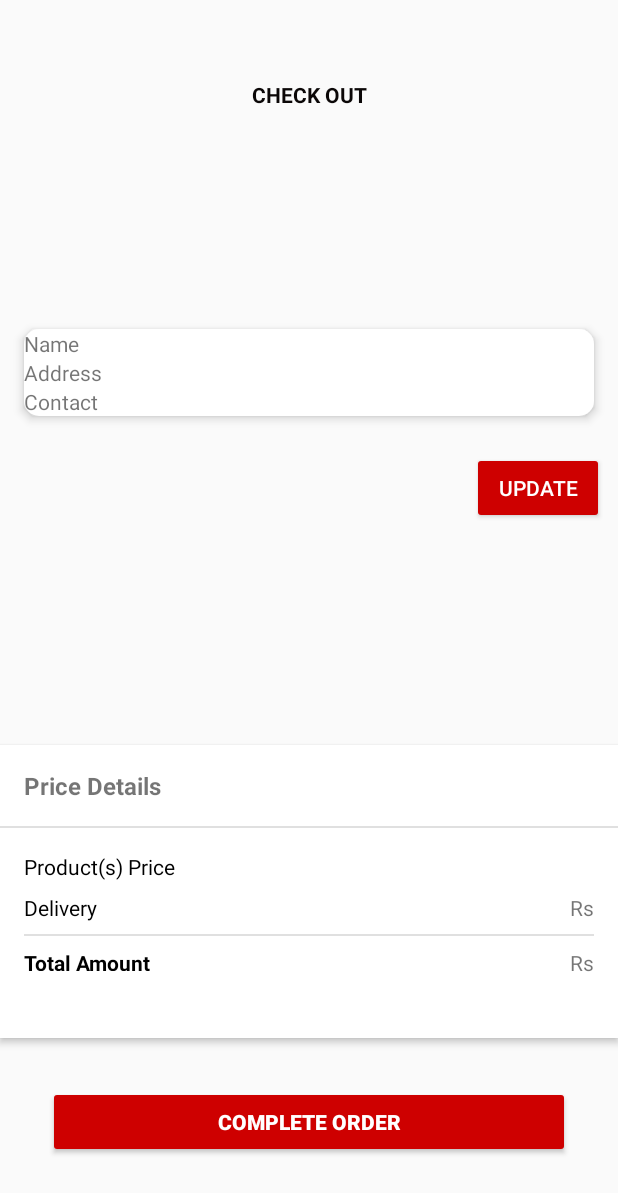
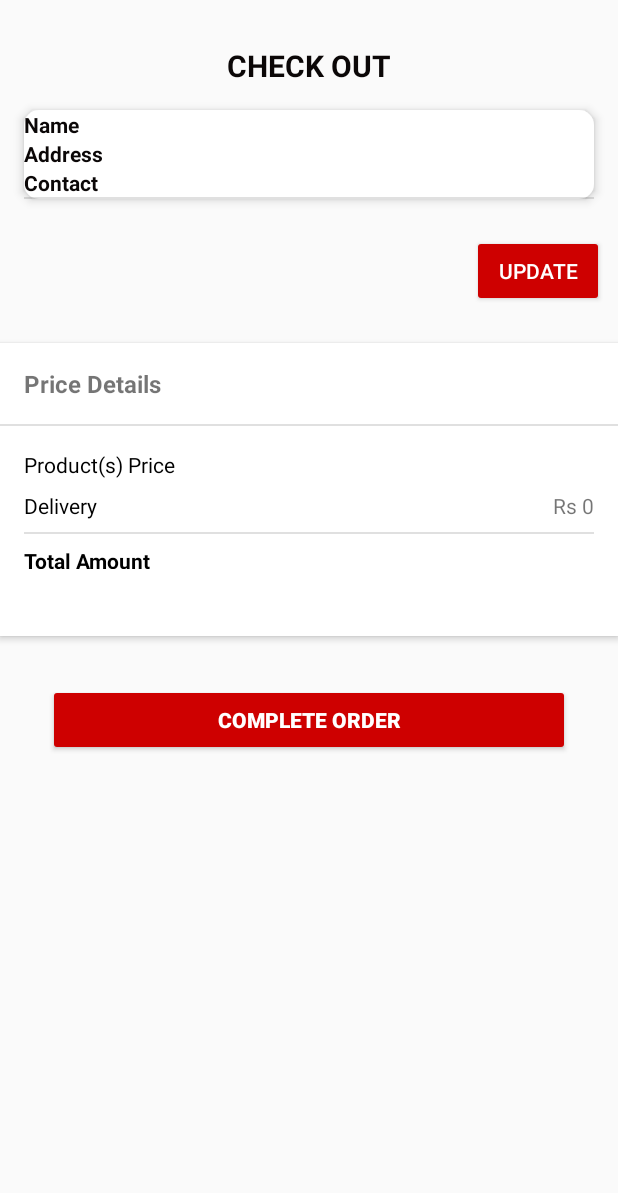
Before and after one commit to arsalyou/PRISM-WOOD, an Android app: the addressDetails screen opened directly, with no data from a screen before it, on a phone screen of 412 x 824 dp. Shown: the top 1193 px of the screen. Run offline under Robolectric (Android 15) with nearby library versions, the phone set to English and light mode, and no system bars; libraries missing offline, so code that uses them is left out: com.loopj.android, com.shopify.graphql, cz.msebera.android.

Commit message:
Bug fix
Major Bug fix of recyclerview + Other Changes

```diff
--- a/app/src/main/java/com/example/prismwood/addressDetails.java
+++ b/app/src/main/java/com/example/prismwood/addressDetails.java
@@ -38,6 +38,7 @@ public class addressDetails extends AppCompatActivity {
     Context context;
     String orderID;
     String cart_amt;
+    TextView final_total;
     List<String> customerDetails;
     public static String customerid;
 
@@ -50,10 +51,11 @@ public class addressDetails extends AppCompatActivity {
         name = findViewById(R.id.checkout_name);
         addr = findViewById(R.id.checkout_addr);
         contact = findViewById(R.id.checkout_contact);
+        final_total= findViewById(R.id.total_final_price);
 
         product_total = findViewById(R.id.total_items_price);
         delivery_charges = findViewById(R.id.delivery_charges);
-        Overall_total = findViewById(R.id.total_price);
+        Overall_total = findViewById(R.id.total_final_price);
         updatedetails = findViewById(R.id.update_addr);
         place_order = findViewById(R.id.complete_order);
 
@@ -67,6 +69,7 @@ public class addressDetails extends AppCompatActivity {
         Intent intent = getIntent();
         cart_amt = intent.getStringExtra("total_amt");
         product_total.setText(cart_amt);
+        final_total.setText(cart_amt);
 
 
         updatedetails.setOnClickListener(new View.OnClickListener() {
@@ -143,8 +146,6 @@ public class addressDetails extends AppCompatActivity {
             e.printStackTrace();
         }
 
-
-        Toast.makeText(getApplicationContext(), jobj.toString(), Toast.LENGTH_LONG).show();
         new AsyncHttpClient().post(this, url, jsonEntity, "application/json", new JsonHttpResponseHandler() {
             @Override
             public void onSuccess(int statusCode, Header[] headers, JSONObject jData) {
--- a/app/src/main/java/com/example/prismwood/cartAdapter.java
+++ b/app/src/main/java/com/example/prismwood/cartAdapter.java
@@ -158,9 +158,9 @@ public class cartAdapter  extends RecyclerView.Adapter<cartAdapter.ViewHolder> {
                     //cartDetails.CartAdapter.notifyItemRemoved(i);
                     cartDetails.cartRecycler.getAdapter().notifyItemRemoved(i);
 
-                    //cartDetails.CartAdapter.notifyDataSetChanged();
+                    cartDetails.cartRecycler.getAdapter().notifyDataSetChanged();
                     //cartDetails.CartAdapter.notifyItemRemoved(i);
-                    //cartDetails.CartAdapter.notifyItemRangeChanged(i, cartItemModalList.size());
+                    cartDetails.cartRecycler.getAdapter().notifyItemRangeChanged(i, cartItemModalList.size());
                     int total_amount=0;
                     total_amount=find_total();
                     cartDetails.total_amt.setText("Rs "+total_amount);
--- a/app/src/main/res/layout/activity_address_details.xml
+++ b/app/src/main/res/layout/activity_address_details.xml
@@ -4,22 +4,53 @@
     xmlns:tools="http://schemas.android.com/tools"
     android:layout_width="match_parent"
     android:layout_height="match_parent"
+    android:minWidth="1dp"
     tools:context=".addressDetails">
 
+
+    <Button
+        android:id="@+id/update_addr"
+        android:layout_width="wrap_content"
+        android:layout_height="wrap_content"
+        android:layout_marginTop="24dp"
+        android:layout_marginEnd="9dp"
+        android:backgroundTint="@color/colorPrimary"
+        android:text="Update"
+
+        android:textColor="@color/colorAccent"
+        app:layout_constraintEnd_toEndOf="parent"
+        app:layout_constraintTop_toBottomOf="@+id/linearLayout2" />
+
+    <Button
+        android:id="@+id/complete_order"
+        android:layout_width="match_parent"
+        android:layout_height="wrap_content"
+        android:layout_marginStart="32dp"
+
+        android:layout_marginTop="32dp"
+        android:layout_marginEnd="32dp"
+        android:backgroundTint="@color/colorPrimary"
+        android:text="Complete Order"
+        android:textColor="@color/colorAccent"
+        android:textStyle="bold"
+        app:layout_constraintEnd_toEndOf="parent"
+        app:layout_constraintHorizontal_bias="0.498"
+        app:layout_constraintStart_toStartOf="parent"
+        app:layout_constraintTop_toBottomOf="@+id/include" />
 
     <LinearLayout
         android:id="@+id/linearLayout2"
         android:layout_width="match_parent"
         android:layout_height="wrap_content"
         android:layout_margin="16dp"
-        android:layout_marginBottom="100dp"
+        android:layout_marginTop="50dp"
         android:background="@drawable/slider_background"
         android:elevation="4dp"
+
         android:orientation="vertical"
-        app:layout_constraintBottom_toTopOf="@+id/include"
         app:layout_constraintEnd_toEndOf="parent"
         app:layout_constraintStart_toStartOf="parent"
-        app:layout_constraintTop_toTopOf="parent">
+        app:layout_constraintTop_toBottomOf="@+id/textView10">
 
         <LinearLayout
             android:layout_width="match_parent"
@@ -31,7 +62,9 @@
                 android:layout_width="wrap_content"
                 android:layout_height="wrap_content"
                 android:layout_weight="0.2"
-                android:text="Name" />
+                android:text="Name"
+                android:textColor="#0B0707"
+                android:textStyle="bold" />
 
             <TextView
                 android:id="@+id/checkout_name"
@@ -51,7 +84,9 @@
                 android:layout_width="wrap_content"
                 android:layout_height="wrap_content"
                 android:layout_weight="0.15"
-                android:text="Address" />
+                android:text="Address"
+                android:textColor="#0B0707"
+                android:textStyle="bold" />
 
             <TextView
                 android:id="@+id/checkout_addr"
@@ -71,7 +106,9 @@
                 android:layout_width="wrap_content"
                 android:layout_height="wrap_content"
                 android:layout_weight="0.15"
-                android:text="Contact" />
+                android:text="Contact"
+                android:textColor="#0B0707"
+                android:textStyle="bold" />
 
             <TextView
                 android:id="@+id/checkout_contact"
@@ -80,63 +117,40 @@
                 android:layout_weight="1"
                 android:text="" />
         </LinearLayout>
+
+        <View
+            android:id="@+id/divider"
+            android:layout_width="match_parent"
+            android:layout_height="1dp"
+            android:background="?android:attr/listDivider"
+            android:visibility="visible" />
     </LinearLayout>
 
-    <Button
-        android:id="@+id/update_addr"
+    <TextView
+        android:id="@+id/textView10"
         android:layout_width="wrap_content"
         android:layout_height="wrap_content"
-        android:layout_marginTop="24dp"
-        android:layout_marginEnd="9dp"
-        android:text="Update"
-        android:backgroundTint="@color/colorPrimary"
-
-        android:textColor="@color/colorAccent"
+        android:layout_marginStart="16dp"
+        android:layout_marginTop="30dp"
+        android:layout_marginEnd="16dp"
+        android:text="CHECK OUT"
+        android:textColor="#0B0707"
+        android:textSize="20dp"
+        android:textStyle="bold"
         app:layout_constraintEnd_toEndOf="parent"
-        app:layout_constraintTop_toBottomOf="@+id/linearLayout2" />
-
+        app:layout_constraintStart_toStartOf="parent"
+        app:layout_constraintTop_toTopOf="parent" />
 
     <include
         android:id="@+id/include"
         layout="@layout/cart_details_layout"
         android:layout_width="0dp"
         android:layout_height="wrap_content"
-        android:layout_marginBottom="32dp"
-        app:layout_constraintBottom_toTopOf="@+id/complete_order"
+        android:layout_marginTop="24dp"
         app:layout_constraintEnd_toEndOf="parent"
         app:layout_constraintHorizontal_bias="0.0"
-        app:layout_constraintStart_toStartOf="parent"></include>
-
-    <Button
-        android:id="@+id/complete_order"
-        android:layout_width="match_parent"
-        android:layout_height="wrap_content"
-        android:layout_marginStart="32dp"
-
-        android:layout_marginEnd="32dp"
-        android:layout_marginBottom="52dp"
-        android:backgroundTint="@color/colorPrimary"
-        android:text="Complete Order"
-        android:textColor="@color/colorAccent"
-        android:textStyle="bold"
-        app:layout_constraintBottom_toBottomOf="parent"
-        app:layout_constraintEnd_toEndOf="parent"
-        app:layout_constraintHorizontal_bias="0.498"
-        app:layout_constraintStart_toStartOf="parent" />
-
-    <TextView
-        android:id="@+id/textView10"
-        android:layout_width="wrap_content"
-        android:layout_height="wrap_content"
-        android:layout_marginStart="16dp"
-        android:layout_marginTop="53dp"
-        android:layout_marginEnd="16dp"
-        android:text="CHECK OUT"
-        android:textStyle="bold"
-        android:textColor="#0B0707"
-        app:layout_constraintEnd_toEndOf="parent"
         app:layout_constraintStart_toStartOf="parent"
-        app:layout_constraintTop_toTopOf="parent" />
+        app:layout_constraintTop_toBottomOf="@+id/update_addr"></include>
 
 
 </androidx.constraintlayout.widget.ConstraintLayout>
--- a/app/src/main/res/layout/activity_product_details.xml
+++ b/app/src/main/res/layout/activity_product_details.xml
@@ -84,7 +84,6 @@
                             android:background="@color/orange" />
 
                         <TextView
-
                             android:id="@+id/detail_cuttedprice"
                             android:layout_width="wrap_content"
                             android:layout_height="wrap_content"
--- a/app/src/main/res/layout/cart_details_layout.xml
+++ b/app/src/main/res/layout/cart_details_layout.xml
@@ -78,7 +78,7 @@ android:elevation="3dp">
         android:layout_height="wrap_content"
         android:layout_marginTop="8dp"
         android:layout_marginEnd="16dp"
-        android:text="Rs"
+        android:text="Rs 0"
         app:layout_constraintEnd_toEndOf="parent"
         app:layout_constraintTop_toBottomOf="@+id/total_items_price" />
 
@@ -105,7 +105,7 @@ android:elevation="3dp">
         app:layout_constraintTop_toBottomOf="@+id/divider5" />
 
     <TextView
-        android:id="@+id/total_price"
+        android:id="@+id/total_final_price"
         android:layout_width="wrap_content"
         android:layout_height="wrap_content"
         android:layout_marginTop="8dp"
--- a/app/src/main/res/values/strings.xml
+++ b/app/src/main/res/values/strings.xml
@@ -1,3 +1,3 @@
 <resources>
-    <string name="app_name">prismwood</string>
+    <string name="app_name">TheFrontMALL</string>
 </resources>
```
